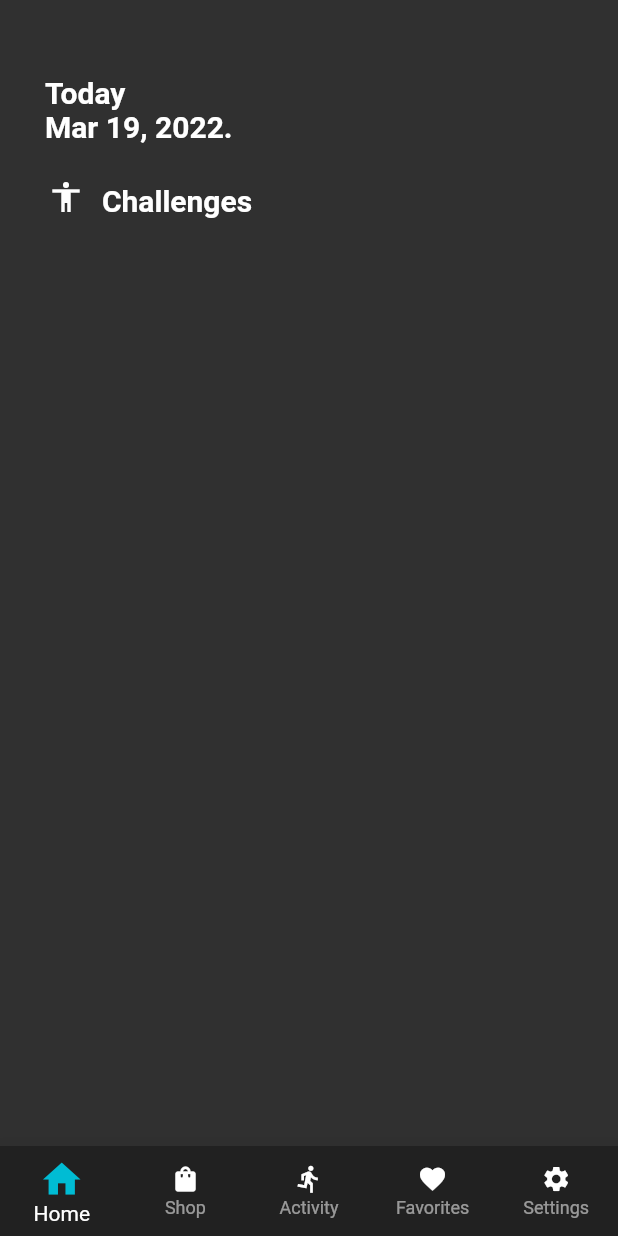
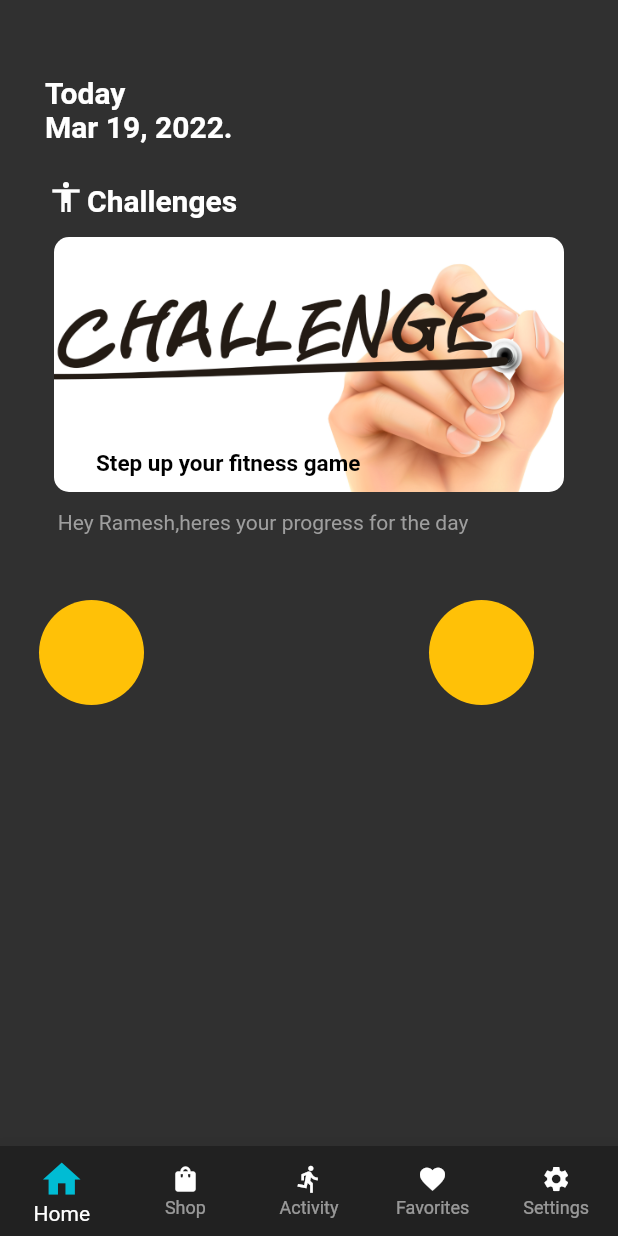
Before and after one commit to 0501rj25/NEED, a Flutter app: the screen it shows after launch, after a tap on the "arrow forward" icon, on a phone screen of 412 x 824 dp. Run offline on Flutter 3.47's test engine with Material 2 defaults, Android fonts, the phone set to English and light mode, and no system bars.

Commit message:
DAY-8 COMMIT

```diff
--- a/lib/pages/home_bottom.dart
+++ b/lib/pages/home_bottom.dart
@@ -45,13 +45,12 @@ class _MyHomeBottomState extends State<MyHomeBottom> {
                         children: [
                           Container(
                             padding: const EdgeInsets.only(left: 30),
-                            height: 200,
+                            height: 30,
                             width: MediaQuery.of(context).size.width,
                             child: RichText(
                               text: TextSpan(
                                 style: Theme.of(context).textTheme.bodyLarge,
                                 children: const [
-                                  //TextSpan(text: 'Created with '),
                                   WidgetSpan(
                                     child: Padding(
                                       padding:
@@ -60,7 +59,7 @@ class _MyHomeBottomState extends State<MyHomeBottom> {
                                     ),
                                   ),
                                   TextSpan(
-                                    text: '  Challenges',
+                                    text: 'Challenges',
                                     style: TextStyle(
                                         fontWeight: FontWeight.bold,
                                         fontSize: 20.0),
@@ -68,6 +67,84 @@ class _MyHomeBottomState extends State<MyHomeBottom> {
                                 ],
                               ),
                             ),
+                          ),
+                          Padding(
+                            padding: const EdgeInsets.all(8.0),
+                            child: Container(
+                              height: 170,
+                              width: 340,
+                              decoration: BoxDecoration(
+                                  image: const DecorationImage(
+                                    image:
+                                        AssetImage("assets/700_challenge.png"),
+                                    fit: BoxFit.cover,
+                                  ),
+                                  borderRadius: BorderRadius.circular(10)),
+                              padding: const EdgeInsets.only(top: 135),
+                              child: RichText(
+                                text: const TextSpan(
+                                  children: [
+                                    WidgetSpan(
+                                      child: Padding(
+                                        padding: EdgeInsets.symmetric(
+                                            horizontal: 2.0),
+                                        child: Icon(Icons.accessibility),
+                                      ),
+                                    ),
+                                    TextSpan(
+                                      text: 'Step up your fitness game',
+                                      style: TextStyle(
+                                          color: Colors.black,
+                                          fontWeight: FontWeight.bold,
+                                          fontSize: 15.0),
+                                    ),
+                                  ],
+                                ),
+                              ),
+                            ),
+                          ),
+                          const Padding(
+                            padding: EdgeInsets.only(top: 4.0, left: 5.0),
+                            child: SizedBox(
+                              height: 20,
+                              width: 340,
+                              child: Text(
+                                "Hey Ramesh,heres your progress for the day",
+                                style: TextStyle(color: Colors.grey),
+                              ),
+                            ),
+                          ),
+                          Row(
+                            children: [
+                              SizedBox(
+                                width: 260,
+                                child: Row(
+                                  children: [
+                                    Container(
+                                      height: 150,
+                                      width: 70,
+                                      decoration: const BoxDecoration(
+                                          color: Colors.amber,
+                                          shape: BoxShape.circle),
+                                    ),
+                                  ],
+                                ),
+                              ),
+                              SizedBox(
+                                width: 100,
+                                child: Row(
+                                  children: [
+                                    Container(
+                                      height: 150,
+                                      width: 70,
+                                      decoration: const BoxDecoration(
+                                          color: Colors.amber,
+                                          shape: BoxShape.circle),
+                                    ),
+                                  ],
+                                ),
+                              ),
+                            ],
                           ),
                         ],
                       ),
```
Also changed, not shown: assets/700_challenge.png (added).
